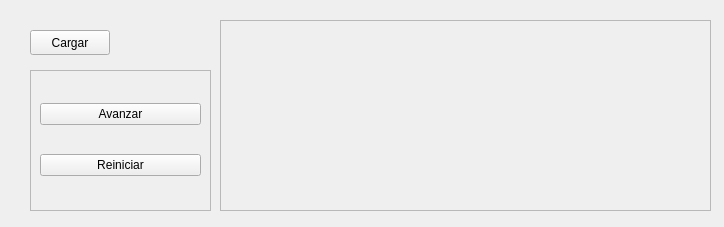
Above: laberintowindow.ui from carlosvelaquez/Proyecto-EdD1 before the change. Below: the same form after it.
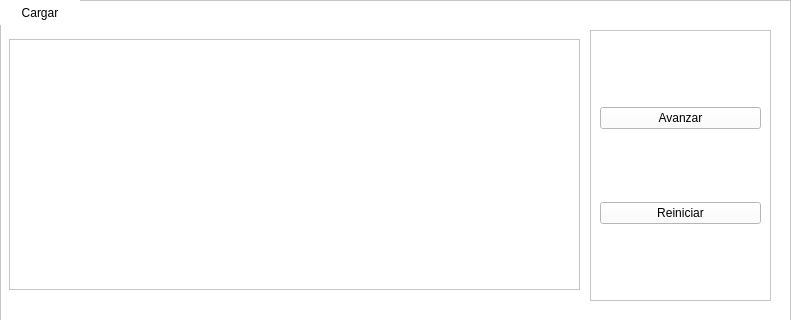
That is the form after the change.

What changed in the file:
```diff
--- a/laberintowindow.ui
+++ b/laberintowindow.ui
@@ -6,20 +6,54 @@
    <rect>
     <x>0</x>
     <y>0</y>
-    <width>724</width>
-    <height>227</height>
+    <width>791</width>
+    <height>320</height>
    </rect>
   </property>
   <property name="windowTitle">
    <string>Form</string>
   </property>
+  <widget class="QFrame" name="frame_2">
+   <property name="geometry">
+    <rect>
+     <x>0</x>
+     <y>0</y>
+     <width>791</width>
+     <height>321</height>
+    </rect>
+   </property>
+   <property name="styleSheet">
+    <string notr="true">background-color: rgb(255, 255, 255);</string>
+   </property>
+   <property name="frameShape">
+    <enum>QFrame::StyledPanel</enum>
+   </property>
+   <property name="frameShadow">
+    <enum>QFrame::Raised</enum>
+   </property>
+   <widget class="QPushButton" name="pushbutton_load">
+    <property name="geometry">
+     <rect>
+      <x>0</x>
+      <y>0</y>
+      <width>80</width>
+      <height>25</height>
+     </rect>
+    </property>
+    <property name="styleSheet">
+     <string notr="true">border: 	10px </string>
+    </property>
+    <property name="text">
+     <string>Cargar</string>
+    </property>
+   </widget>
   <widget class="QFrame" name="frame">
    <property name="geometry">
     <rect>
-     <x>30</x>
-     <y>70</y>
+      <x>590</x>
+      <y>30</y>
      <width>181</width>
-     <height>141</height>
+      <height>271</height>
     </rect>
    </property>
    <property name="frameShape">
@@ -45,26 +79,13 @@
     </item>
    </layout>
   </widget>
-  <widget class="QPushButton" name="pushbutton_load">
+   <widget class="QFrame" name="frame_Lab">
    <property name="geometry">
     <rect>
-     <x>30</x>
-     <y>30</y>
-     <width>80</width>
-     <height>25</height>
-    </rect>
-   </property>
-   <property name="text">
-    <string>Cargar</string>
-   </property>
-  </widget>
-  <widget class="QFrame" name="frame_2">
-   <property name="geometry">
-    <rect>
-     <x>220</x>
-     <y>20</y>
-     <width>491</width>
-     <height>191</height>
+      <x>9</x>
+      <y>39</y>
+      <width>571</width>
+      <height>251</height>
     </rect>
    </property>
    <property name="frameShape">
@@ -73,6 +94,7 @@
    <property name="frameShadow">
     <enum>QFrame::Raised</enum>
    </property>
+   </widget>
   </widget>
  </widget>
  <resources/>
```
Lines whose indentation alone changed are shown as unchanged.
